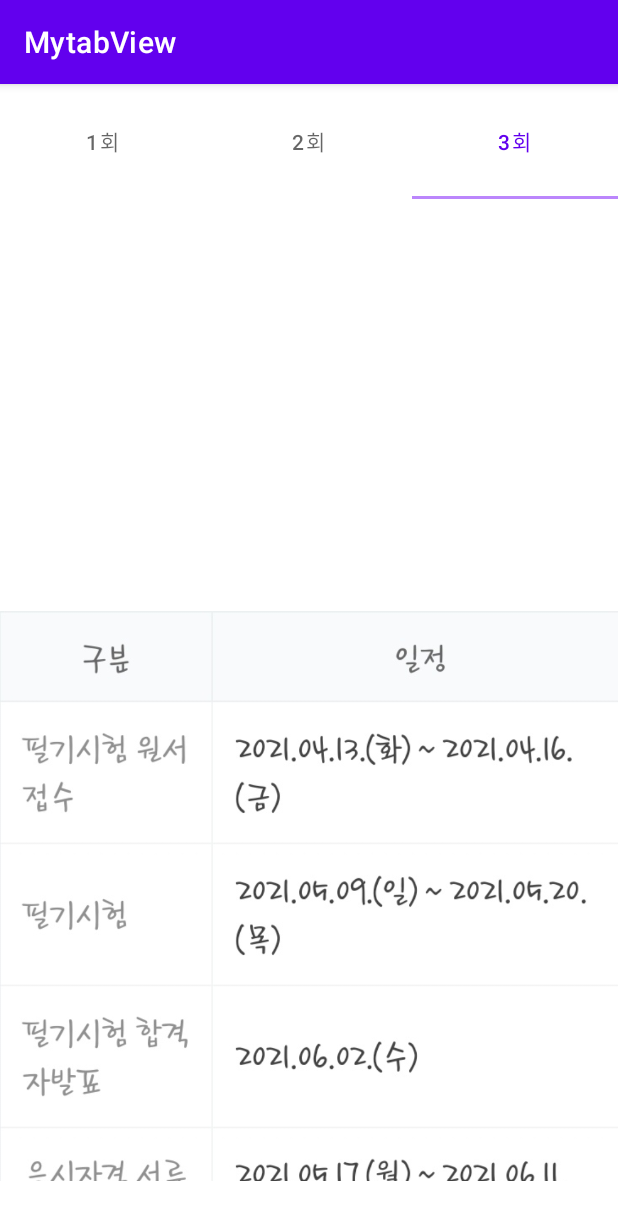
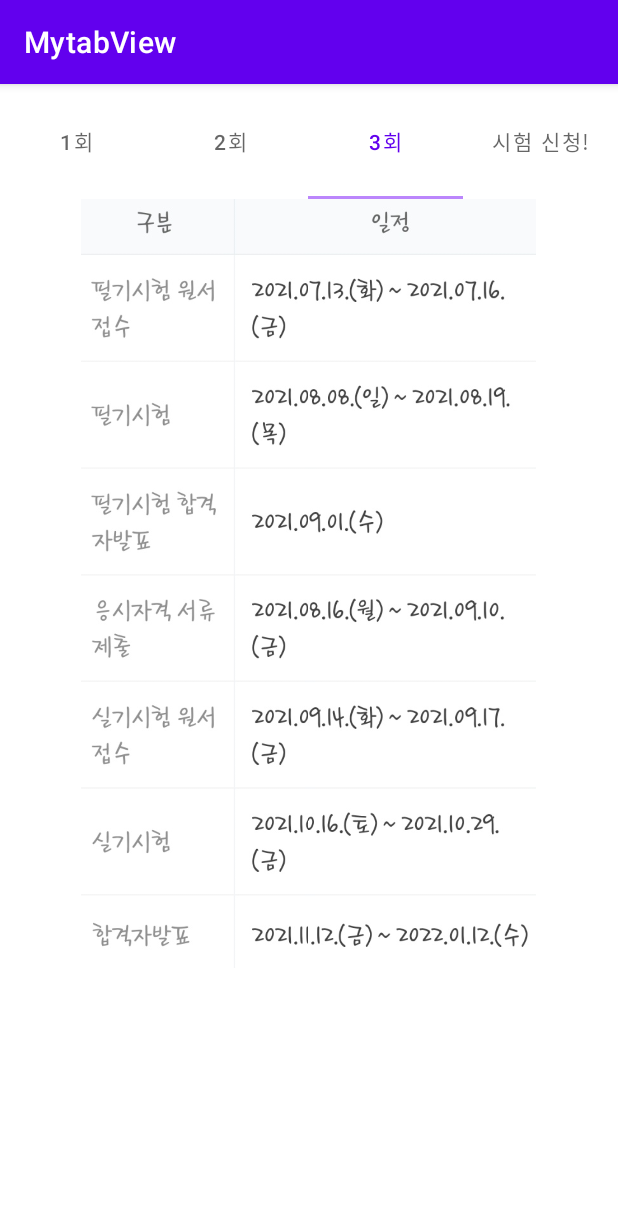
Before and after one commit to dltmddyd321/Certification_Guide, an Android app: the screen it shows after launch (MainActivity), tab 3 chosen, on a phone screen of 412 x 824 dp. Shown: the top 1220 px of the screen. Run offline under Robolectric (Android 15) with nearby library versions, the phone set to English and light mode, and no system bars.

Commit message:
2021_07_18
Certification Schedule Service End.

```diff
--- /dev/null
+++ b/MytabView/app/src/main/java/com/example/mytabview/FourthFragment.kt
@@ -0,0 +1,47 @@
+package com.example.mytabview
+
+import android.content.Intent
+import android.net.Uri
+import android.os.Bundle
+import androidx.fragment.app.Fragment
+import android.view.LayoutInflater
+import android.view.View
+import android.view.ViewGroup
+import android.widget.Button
+import android.widget.ImageButton
+
+
+public class FourthFragment : Fragment()
+{
+
+    override fun onCreateView(
+            inflater: LayoutInflater, container: ViewGroup?,
+            savedInstanceState: Bundle?
+    ): View?
+    {
+        return inflater.inflate(R.layout.fourthfragment, container, false)
+
+    }
+
+    override fun onViewCreated(view: View, savedInstanceState: Bundle?) {
+        super.onViewCreated(view, savedInstanceState)
+        val examApplyBtn = view.findViewById<Button>(R.id.examGo)
+        val enrollQnetBtn = view.findViewById<Button>(R.id.enroll)
+        val appInstallBtn = view.findViewById<Button>(R.id.appInstall)
+
+        examApplyBtn.setOnClickListener {
+            val intent = Intent(Intent.ACTION_VIEW, Uri.parse("http://www.q-net.or.kr/rcv001.do?id=rcv00103&gSite=Q&gId="))
+            startActivity(intent)
+        }
+
+        enrollQnetBtn.setOnClickListener {
+            val intent = Intent(Intent.ACTION_VIEW, Uri.parse("http://www.q-net.or.kr/man003.do?id=man00301&gSite=Q&gId="))
+            startActivity(intent)
+        }
+
+        appInstallBtn.setOnClickListener {
+            val intent = Intent(Intent.ACTION_VIEW, Uri.parse("https://play.google.com/store/apps/details?id=com.mcnc.parecis.hrdkorea.qnet"))
+            startActivity(intent)
+        }
+    }
+}
--- a/MytabView/app/src/main/java/com/example/mytabview/MainActivity.kt
+++ b/MytabView/app/src/main/java/com/example/mytabview/MainActivity.kt
@@ -1,13 +1,18 @@
 package com.example.mytabview
 
 import android.content.Context
+import android.content.Intent
+import android.net.Uri
 import androidx.appcompat.app.AppCompatActivity
 import android.os.Bundle
+import android.widget.Button
 import kotlinx.android.synthetic.main.activity_main.*
+import kotlinx.android.synthetic.main.fourthfragment.*
 
 class MainActivity : AppCompatActivity() {
 
     private lateinit var context: Context
+
 
     override fun onCreate(savedInstanceState: Bundle?) {
         super.onCreate(savedInstanceState)
@@ -17,6 +22,7 @@ class MainActivity : AppCompatActivity() {
         adapter.addFragment(MainFragment(), "1회")
         adapter.addFragment(SecondFragment(), "2회")
         adapter.addFragment(ThirdFragment(), "3회")
+        adapter.addFragment(FourthFragment(),"시험 신청!")
         after_login_viewpager.adapter = adapter
         after_login_tablayout.setupWithViewPager(after_login_viewpager)
 
--- a/MytabView/app/src/main/java/com/example/mytabview/ThirdFragment.kt
+++ b/MytabView/app/src/main/java/com/example/mytabview/ThirdFragment.kt
@@ -13,6 +13,6 @@ class ThirdFragment : Fragment()
         savedInstanceState: Bundle?
     ): View?
     {
-        return inflater.inflate(R.layout.secondfragment, container, false)
+        return inflater.inflate(R.layout.thirdfragment, container, false)
     }
 }
--- a/MytabView/app/src/main/res/layout/secondfragment.xml
+++ b/MytabView/app/src/main/res/layout/secondfragment.xml
@@ -1,27 +1,21 @@
 <?xml version="1.0" encoding="utf-8"?>
-<androidx.constraintlayout.widget.ConstraintLayout xmlns:android="http://schemas.android.com/apk/res/android"
+<LinearLayout xmlns:android="http://schemas.android.com/apk/res/android"
     xmlns:tools="http://schemas.android.com/tools"
     android:layout_width="match_parent"
     android:layout_height="match_parent"
-    android:orientation="vertical"
     xmlns:app="http://schemas.android.com/apk/res-auto"
-    tools:context=".SecondFragment">
+    android:orientation="vertical">
 
-        <ScrollView
-            android:layout_width="match_parent"
-            android:layout_height="match_parent"
-            tools:layout_editor_absoluteX="-16dp"
-            tools:layout_editor_absoluteY="-181dp">
+    <ImageView
+        android:layout_width="379dp"
+        android:layout_height="517dp"
+        android:layout_gravity="center"
+        android:adjustViewBounds="true"
+        android:src="@drawable/second"
+        app:layout_constraintBottom_toBottomOf="parent"
+        app:layout_constraintEnd_toEndOf="parent"
+        app:layout_constraintStart_toStartOf="parent"
+        app:layout_constraintTop_toTopOf="parent"
+        tools:ignore="ContentDescription" />
 
-                <ImageView
-                    android:layout_width="wrap_content"
-                    android:layout_height="wrap_content"
-                    android:src="@drawable/second"
-                    app:layout_constraintBottom_toBottomOf="parent"
-                    app:layout_constraintEnd_toEndOf="parent"
-                    app:layout_constraintStart_toStartOf="parent"
-                    app:layout_constraintTop_toTopOf="parent" />
-
-        </ScrollView>
-
-</androidx.constraintlayout.widget.ConstraintLayout>
+</LinearLayout>
--- a/MytabView/app/src/main/res/layout/thirdfragment.xml
+++ b/MytabView/app/src/main/res/layout/thirdfragment.xml
@@ -1,18 +1,21 @@
 <?xml version="1.0" encoding="utf-8"?>
-<androidx.constraintlayout.widget.ConstraintLayout xmlns:android="http://schemas.android.com/apk/res/android"
+<LinearLayout xmlns:android="http://schemas.android.com/apk/res/android"
     xmlns:tools="http://schemas.android.com/tools"
     android:layout_width="match_parent"
     android:layout_height="match_parent"
     xmlns:app="http://schemas.android.com/apk/res-auto"
-    tools:context=".ThirdFragment">
+    android:orientation="vertical">
 
     <ImageView
-        android:layout_width="wrap_content"
-        android:layout_height="wrap_content"
+        android:layout_width="379dp"
+        android:layout_height="517dp"
+        android:layout_gravity="center"
+        android:adjustViewBounds="true"
         android:src="@drawable/third"
+        app:layout_constraintBottom_toBottomOf="parent"
+        app:layout_constraintEnd_toEndOf="parent"
         app:layout_constraintStart_toStartOf="parent"
-        app:layout_constraintEnd_toEndOf="parent"
         app:layout_constraintTop_toTopOf="parent"
-        app:layout_constraintBottom_toBottomOf="parent"/>
+        tools:ignore="ContentDescription" />
 
-</androidx.constraintlayout.widget.ConstraintLayout>
+</LinearLayout>
```
Also changed, not shown: MytabView/app/src/main/res/drawable/btn_go.xml (added, +16 -0 lines), MytabView/app/src/main/res/layout/fourthfragment.xml (added, +45 -0 lines), MytabView/app/src/main/res/layout/mainfragment.xml (+9 -6 lines), MytabView/app/src/main/res/drawable/qqqq.png (added).
